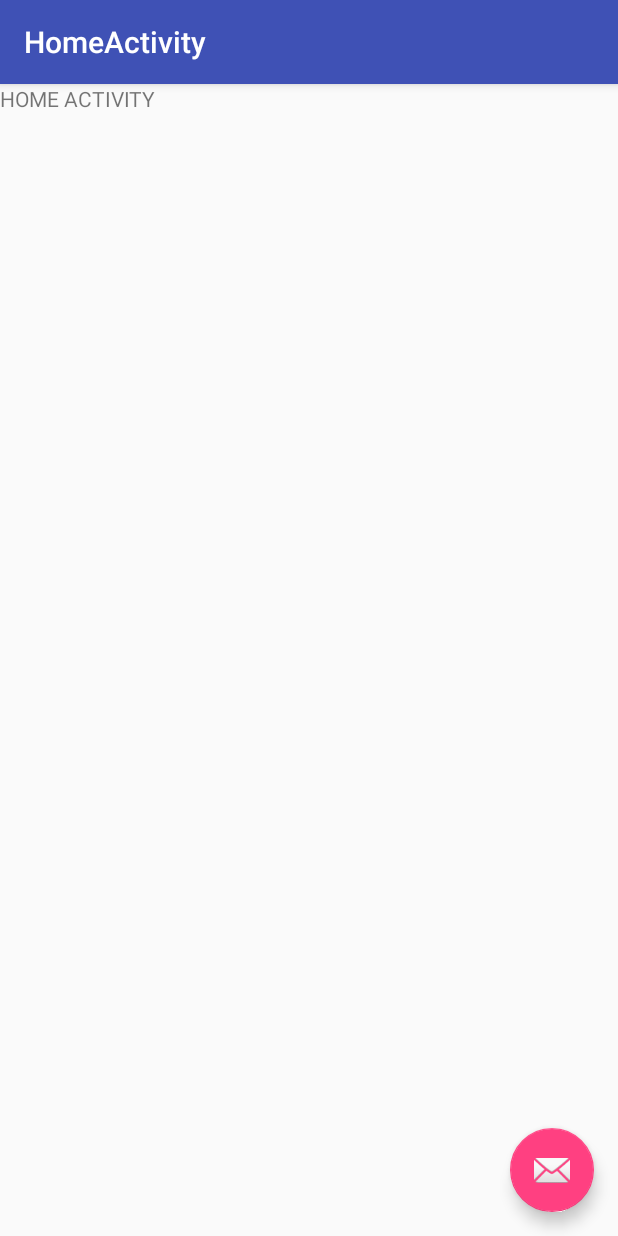
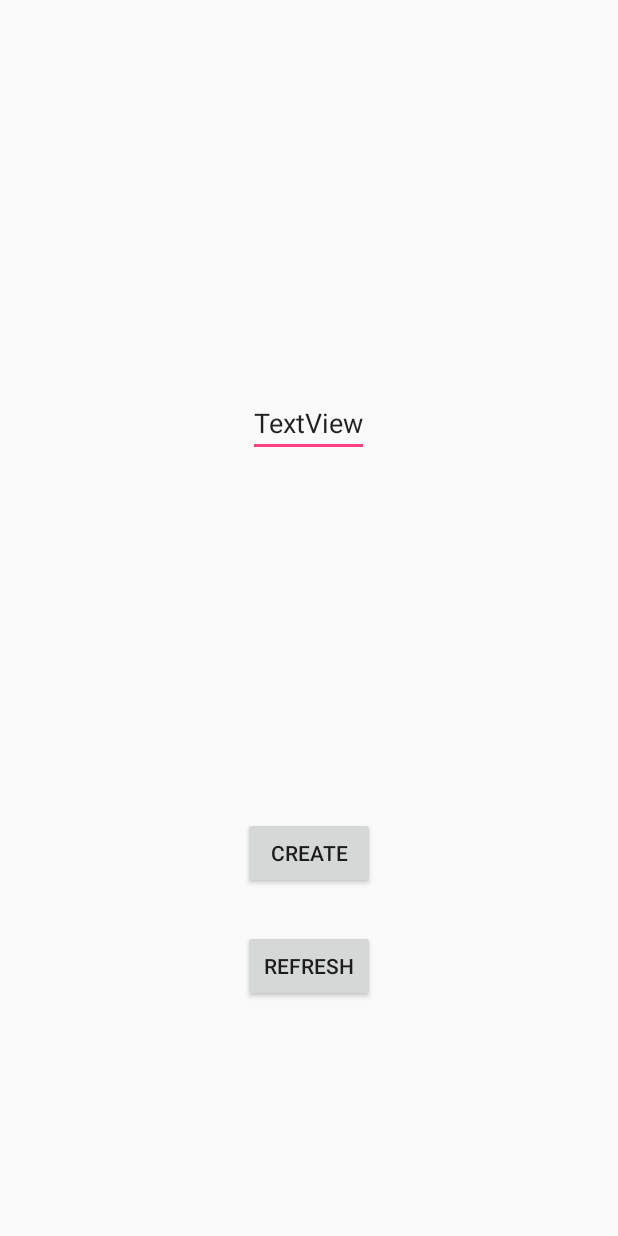
Before and after one commit to benj1man3/Parsetagram, an Android app: the HomeActivity screen opened directly, with no data from a screen before it, on a phone screen of 412 x 824 dp. Run offline under Robolectric (Android 15) with nearby library versions, the phone set to English and light mode, and no system bars; libraries missing offline, so code that uses them is left out: com.parse.

Commit message:
This commit allows to post a description and logs it in Parse.

```diff
--- a/app/src/main/AndroidManifest.xml
+++ b/app/src/main/AndroidManifest.xml
@@ -3,6 +3,7 @@
     package="me.benj1man3.mainactivity">
 
     <uses-permission android:name="android.permission.INTERNET" />
+    <uses-permission android:name="android.permission.READ_EXTERNAL_STORAGE"/>
 
     <application
         android:name=".ParseApp"
--- a/app/src/main/java/me/benj1man3/mainactivity/HomeActivity.java
+++ b/app/src/main/java/me/benj1man3/mainactivity/HomeActivity.java
@@ -1,14 +1,99 @@
 package me.benj1man3.mainactivity;
 
 import android.os.Bundle;
-import android.support.design.widget.FloatingActionButton;
-import android.support.design.widget.Snackbar;
 import android.support.v7.app.AppCompatActivity;
-import android.support.v7.widget.Toolbar;
+import android.util.Log;
 import android.view.View;
+import android.widget.Button;
+import android.widget.EditText;
+
+import com.parse.FindCallback;
+import com.parse.ParseException;
+import com.parse.ParseUser;
+import com.parse.SaveCallback;
+
+import java.util.List;
+
+import me.benj1man3.mainactivity.model.Post;
 
 public class HomeActivity extends AppCompatActivity {
 
+    //private static final String imagePath = "/sdcard/DCIM/Camera ";//TODO
+    private EditText descriptionInput;
+    private Button createButton;
+    private Button refreshButton;
+
+    @Override
+    public void onCreate(Bundle savedInstanceState) {
+        super.onCreate(savedInstanceState);
+        setContentView(R.layout.activity_home);
+
+        descriptionInput = findViewById(R.id.etDescription);
+        createButton = findViewById(R.id.btnCreate);
+        refreshButton = findViewById(R.id.btnRefresh);
+
+        createButton.setOnClickListener(new View.OnClickListener() {
+            @Override
+            public void onClick(View view) {
+                final String description=descriptionInput.getText().toString();
+                final ParseUser user = ParseUser.getCurrentUser();
+
+                //final File file=new File(imagePath);
+                //final ParseFile parseFile=new ParseFile(file);
+
+                createPost(description, user);
+            }
+        });
+
+        refreshButton.setOnClickListener(new View.OnClickListener() {
+            @Override
+            public void onClick(View view) {
+                loadTopPosts();
+            }
+        });
+
+    }
+
+    private void createPost(String description,  ParseUser user){
+        final Post newPost= new Post();
+        newPost.setDescription(description);
+        //newPost.setImage(imageFile);
+        newPost.setUser(user);
+
+        newPost.saveInBackground(new SaveCallback() {
+            @Override
+            public void done(ParseException e) {
+                if (e==null){
+                    Log.d("HomeActivity", "Create post success!");
+                }else{
+                    e.printStackTrace();
+                }
+            }
+        });
+    }
+
+    private void loadTopPosts(){
+        final Post.Query postsQuery=new Post.Query();
+        postsQuery.getTop().withUser();
+
+        postsQuery.findInBackground(new FindCallback<Post>() {
+            @Override
+            public void done(List<Post> objects, ParseException e) {
+                if(e == null){
+                    for(int i=0;i<objects.size();i++){
+                        Log.d("HomeActivity", "Post[" + i + "] = "
+                                + objects.get(i).getDescription()
+                                + "\nusername=" +objects.get(i).getUser().getUsername()
+                        );
+                    }
+                }else{
+                    e.printStackTrace();
+                }
+            }
+        });
+    }
+
+    /*
     @Override
     protected void onCreate(Bundle savedInstanceState) {
         super.onCreate(savedInstanceState);
@@ -25,5 +110,5 @@ public class HomeActivity extends AppCompatActivity {
             }
         });
     }
-
+    */
 }
--- a/app/src/main/java/me/benj1man3/mainactivity/ParseApp.java
+++ b/app/src/main/java/me/benj1man3/mainactivity/ParseApp.java
@@ -3,6 +3,9 @@ package me.benj1man3.mainactivity;
 import android.app.Application;
 
 import com.parse.Parse;
+import com.parse.ParseObject;
+
+import me.benj1man3.mainactivity.model.Post;
 
 public class ParseApp extends Application{
 
@@ -10,11 +13,14 @@ public class ParseApp extends Application{
     public void onCreate() {
         super.onCreate();
 
+        ParseObject.registerSubclass(Post.class);
+
         final Parse.Configuration configuration= new Parse.Configuration.Builder(this)
                 .applicationId("benjamin")
                 .clientKey("benjiman4573")
                 .server("http://benj1man3-fbu-instagram.herokuapp.com/parse")
                 .build();
+
         Parse.initialize(configuration);
 
     }
--- a/app/src/main/res/layout/activity_home.xml
+++ b/app/src/main/res/layout/activity_home.xml
@@ -1,33 +1,36 @@
 <?xml version="1.0" encoding="utf-8"?>
-<android.support.design.widget.CoordinatorLayout xmlns:android="http://schemas.android.com/apk/res/android"
+<RelativeLayout xmlns:android="http://schemas.android.com/apk/res/android"
     xmlns:app="http://schemas.android.com/apk/res-auto"
     xmlns:tools="http://schemas.android.com/tools"
     android:layout_width="match_parent"
     android:layout_height="match_parent"
     tools:context=".HomeActivity">
 
-    <android.support.design.widget.AppBarLayout
-        android:layout_width="match_parent"
-        android:layout_height="wrap_content"
-        android:theme="@style/AppTheme.AppBarOverlay">
 
-        <android.support.v7.widget.Toolbar
-            android:id="@+id/toolbar"
-            android:layout_width="match_parent"
-            android:layout_height="?attr/actionBarSize"
-            android:background="?attr/colorPrimary"
-            app:popupTheme="@style/AppTheme.PopupOverlay" />
-
-    </android.support.design.widget.AppBarLayout>
-
-    <include layout="@layout/content_home" />
-
-    <android.support.design.widget.FloatingActionButton
-        android:id="@+id/fab"
+    <EditText
+        android:id="@+id/etDescription"
         android:layout_width="wrap_content"
         android:layout_height="wrap_content"
-        android:layout_gravity="bottom|end"
-        android:layout_margin="@dimen/fab_margin"
-        app:srcCompat="@android:drawable/ic_dialog_email" />
+        android:layout_alignParentTop="true"
+        android:layout_centerHorizontal="true"
+        android:layout_marginTop="259dp"
+        android:text="TextView" />
 
-</android.support.design.widget.CoordinatorLayout>
+    <Button
+        android:id="@+id/btnCreate"
+        android:layout_width="wrap_content"
+        android:layout_height="wrap_content"
+        android:layout_alignParentBottom="true"
+        android:layout_centerHorizontal="true"
+        android:layout_marginBottom="231dp"
+        android:text="Create" />
+
+    <Button
+        android:id="@+id/btnRefresh"
+        android:layout_width="wrap_content"
+        android:layout_height="wrap_content"
+        android:layout_alignParentBottom="true"
+        android:layout_centerHorizontal="true"
+        android:layout_marginBottom="156dp"
+        android:text="Refresh" />
+</RelativeLayout>
```
Also changed, not shown: app/src/main/java/me/benj1man3/mainactivity/model/Post.java (added, +55 -0 lines).
